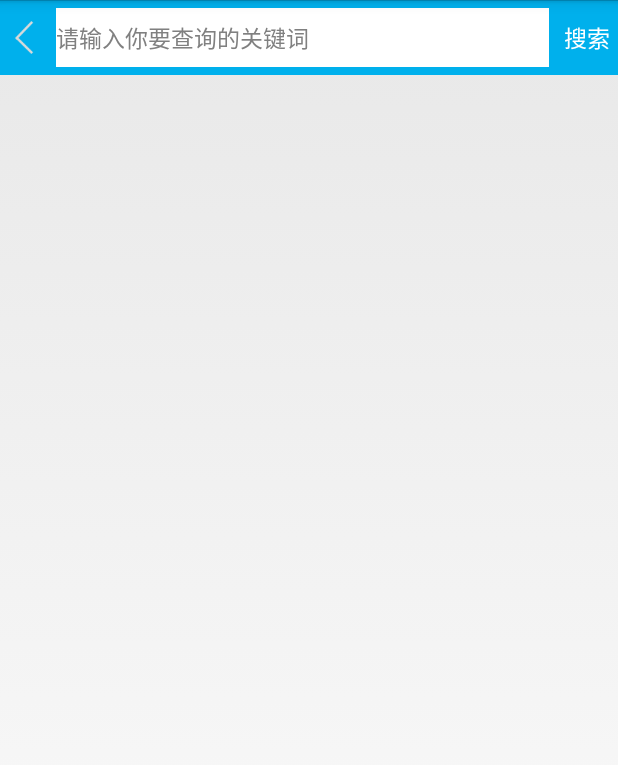
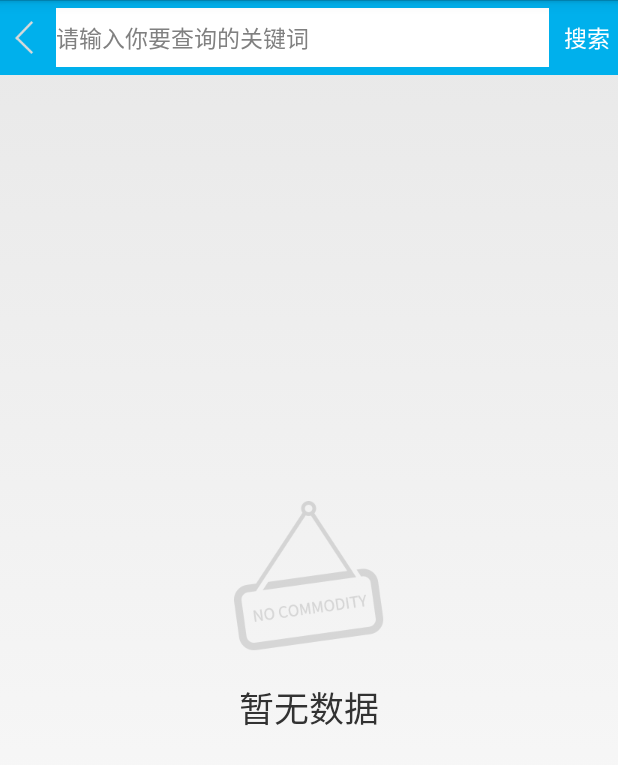
Before and after one commit to Vence0815/QingTravel, an Android app: the SearchAcy screen opened directly, with no data from a screen before it, on a phone screen of 412 x 824 dp. Shown: the top 765 px of the screen. Run offline under Robolectric (Android 15) with nearby library versions, the phone set to English and light mode, and no system bars; our stand-ins replace Volley; libraries missing offline, so code that uses them is left out: org.xutils.common, org.xutils.http, org.xutils.view, org.xutils.x; 4 statements that could not run were skipped.

Commit message:
修复一些bug

```diff
--- a/QingTravel/src/main/java/com/vence/qingtravel/MyApplacation.java
+++ b/QingTravel/src/main/java/com/vence/qingtravel/MyApplacation.java
@@ -4,6 +4,7 @@ import android.app.Application;
 import android.content.Context;
 
 import com.baidu.mapapi.SDKInitializer;
+import com.vence.qingtravel.demon.UserModel;
 import com.vence.qingtravel.service.WriteLog;
 
 import org.xutils.x;
@@ -17,6 +18,7 @@ import cn.smssdk.SMSSDK;
  */
 public class MyApplacation extends Application {
     private static Context sContext;
+    public UserModel userModel;
     @Override
     public void onCreate() {
         super.onCreate();
@@ -28,6 +30,7 @@ public class MyApplacation extends Application {
         SDKInitializer.initialize(getApplicationContext());
         //初始化短信验证
         SMSSDK.initSDK(this, "1124c69a57768", "0fe9540545157623cd2156f75a769f70");
+        userModel = new UserModel();
 
     }
 
--- a/QingTravel/src/main/java/com/vence/qingtravel/SplashActivity.java
+++ b/QingTravel/src/main/java/com/vence/qingtravel/SplashActivity.java
@@ -13,8 +13,10 @@ import android.widget.Toast;
 
 import com.baidu.location.BDLocation;
 import com.baidu.location.BDLocationListener;
+import com.vence.qingtravel.demon.AddressEvent;
 import com.vence.qingtravel.service.LocationService;
 
+import org.greenrobot.eventbus.EventBus;
 import org.xutils.view.annotation.ViewInject;
 import org.xutils.x;
 
@@ -87,6 +89,9 @@ public class SplashActivity extends Activity {
         @Override
         public void onReceiveLocation(BDLocation bdLocation) {
             city = bdLocation.getCity();
+            AddressEvent addressEvent = new AddressEvent();
+            addressEvent.city = city;
+            EventBus.getDefault().postSticky(addressEvent);
         }
     };
 
--- a/QingTravel/src/main/java/com/vence/qingtravel/activity/LoginActivity.java
+++ b/QingTravel/src/main/java/com/vence/qingtravel/activity/LoginActivity.java
@@ -73,6 +73,7 @@ public class LoginActivity extends Activity implements View.OnClickListener {
                                 userInfor.setPassWord(s);
                                 userInfor.setUserName(phone);
                                 dao.adduserInfor(userInfor);
+                                finish();
                             }
                         });
                     } else {
--- a/QingTravel/src/main/res/layout/activity_search_acy.xml
+++ b/QingTravel/src/main/res/layout/activity_search_acy.xml
@@ -41,21 +41,39 @@
             android:textSize="15sp" />
     </RelativeLayout>
 
-    <TextView
-        android:id="@+id/tv_hint"
-        android:layout_width="wrap_content"
-        android:layout_height="wrap_content"
-        android:text="很抱歉，暂无结果"
-        android:textSize="20sp"
-        android:visibility="gone"
-        android:layout_centerInParent="true"/>
+
 
     <ListView
+        android:visibility="gone"
         android:id="@+id/lv_serach"
         android:layout_width="match_parent"
         android:layout_height="match_parent"
         android:layout_below="@+id/rl_search_bar" />
 
+    <RelativeLayout
+        android:id="@+id/rl_empt"
+        android:layout_centerInParent="true"
+        android:layout_width="wrap_content"
+        android:layout_height="wrap_content">
+
+        <TextView
+            android:layout_marginTop="20dp"
+            android:layout_below="@+id/img_empt"
+            android:id="@+id/tv_hint"
+            android:layout_centerInParent="true"
+            android:textSize="23sp"
+            android:layout_width="wrap_content"
+            android:layout_height="wrap_content"
+            android:text="暂无数据"/>
+
+        <ImageView
+            android:id="@+id/img_empt"
+            android:layout_width="wrap_content"
+            android:layout_height="wrap_content"
+            android:src="@drawable/btn_commodity_no"/>
+
+    </RelativeLayout>
+
 
 
 </RelativeLayout>
--- a/QingTravel/src/main/res/layout/head_serach.xml
+++ b/QingTravel/src/main/res/layout/head_serach.xml
@@ -48,6 +48,7 @@
     </LinearLayout>
 
     <ImageView
+        android:id="@+id/img_mine"
         android:layout_width="16dp"
         android:layout_height="16dp"
         android:layout_alignParentRight="true"
```
Also changed, not shown: QingTravel/src/main/java/com/vence/qingtravel/MainActivity.java (+9 -0 lines), QingTravel/src/main/java/com/vence/qingtravel/activity/SearchAcy.java (+5 -14 lines), QingTravel/src/main/java/com/vence/qingtravel/adapter/HotCityListAdapter.java (+13 -9 lines), QingTravel/src/main/java/com/vence/qingtravel/database/UserInforDao.java (+6 -5 lines), QingTravel/src/main/java/com/vence/qingtravel/demon/AddressEvent.java (added, +9 -0 lines), QingTravel/src/main/java/com/vence/qingtravel/demon/ResultAddressEvent.java (added, +9 -0 lines), QingTravel/src/main/java/com/vence/qingtravel/demon/UserModel.java (added, +10 -0 lines), QingTravel/src/main/java/com/vence/qingtravel/pager/HomePager.java (+41 -8 lines), QingTravel/src/main/java/com/vence/qingtravel/pager/MinePager.java (+34 -0 lines), QingTravel/src/main/res/layout/layout_empview.xml (added, +22 -0 lines), QingTravel/src/main/res/layout/login.xml (+43 -5 lines), QingTravel/src/main/res/drawable-xhdpi/btn_commodity_no.png (added), QingTravel/src/main/res/drawable-xhdpi/loginsuccess.png (added).
